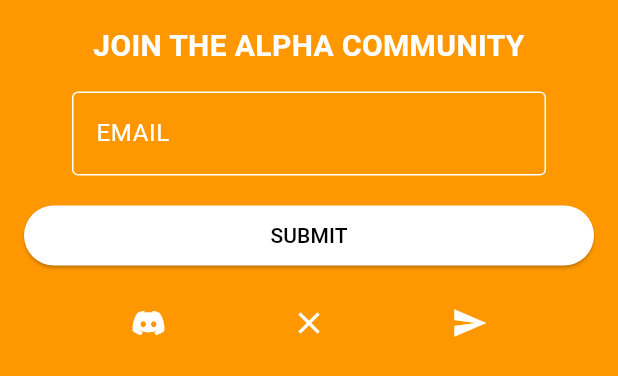
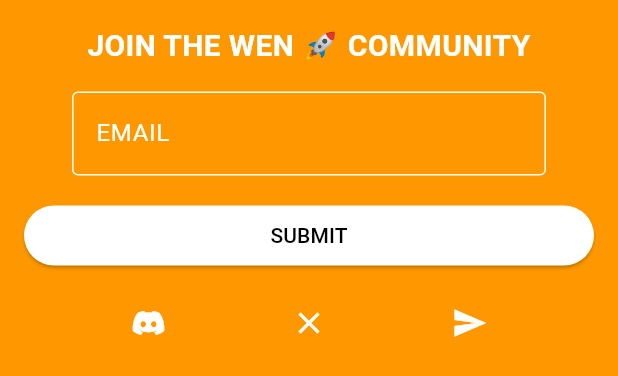
Before and after one commit to KingBodhi/wen, a Flutter app: the JoinUs widget shown alone on an empty page, opened directly, on a phone screen of 412 x 824 dp. Shown: the top 376 px of the screen. Run offline on Flutter 3.47's test engine with Material 3 defaults, Android fonts, the phone set to English and light mode, and no system bars; Roboto replaces fonts that are missing (Cinzel).

Commit message:
Update joinus.dart

```diff
--- a/lib/widgets/joinus.dart
+++ b/lib/widgets/joinus.dart
@@ -22,7 +22,7 @@ class JoinUs extends StatelessWidget {
         crossAxisAlignment: CrossAxisAlignment.stretch,
         children: [
           Text(
-            'JOIN THE ALPHA COMMUNITY',
+            'JOIN THE WEN 🚀 COMMUNITY',
             textAlign: TextAlign.center,
             style: TextStyle(
               fontWeight: FontWeight.bold,
```
